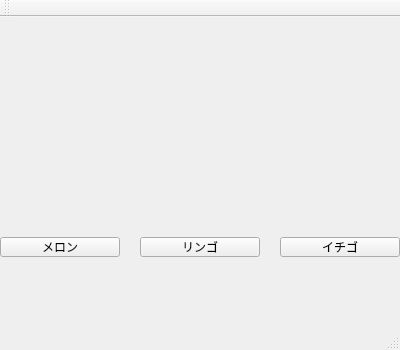
Before: the Qt Designer form gittest/mainwindow.ui in kkkyuya/gittest, drawn with Qt 5.
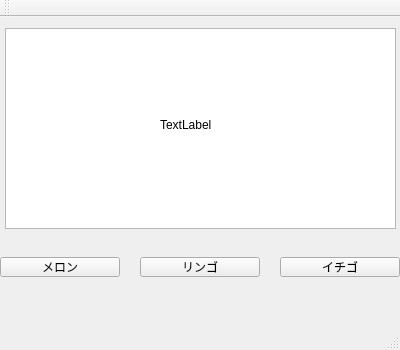
After: the same form once the commit is applied.

Commit message: リンゴ画像/ 正解/不正解

What changed in the file:
```diff
--- a/gittest/mainwindow.ui
+++ b/gittest/mainwindow.ui
@@ -18,7 +18,7 @@
     <property name="geometry">
      <rect>
       <x>0</x>
-      <y>220</y>
+      <y>240</y>
       <width>120</width>
       <height>20</height>
      </rect>
@@ -31,7 +31,7 @@
     <property name="geometry">
      <rect>
       <x>140</x>
-      <y>220</y>
+      <y>240</y>
       <width>120</width>
       <height>20</height>
      </rect>
@@ -44,7 +44,7 @@
     <property name="geometry">
      <rect>
       <x>280</x>
-      <y>220</y>
+      <y>240</y>
       <width>120</width>
       <height>20</height>
      </rect>
@@ -53,6 +53,29 @@
      <string>イチゴ</string>
     </property>
    </widget>
+   <widget class="QGraphicsView" name="graphicsView">
+    <property name="geometry">
+     <rect>
+      <x>5</x>
+      <y>11</y>
+      <width>391</width>
+      <height>201</height>
+     </rect>
+    </property>
+   </widget>
+   <widget class="QLabel" name="label">
+    <property name="geometry">
+     <rect>
+      <x>160</x>
+      <y>100</y>
+      <width>62</width>
+      <height>15</height>
+     </rect>
+    </property>
+    <property name="text">
+     <string>TextLabel</string>
+    </property>
+   </widget>
   </widget>
   <widget class="QMenuBar" name="menuBar">
    <property name="geometry">
```
The commit also changes 2 other files.
